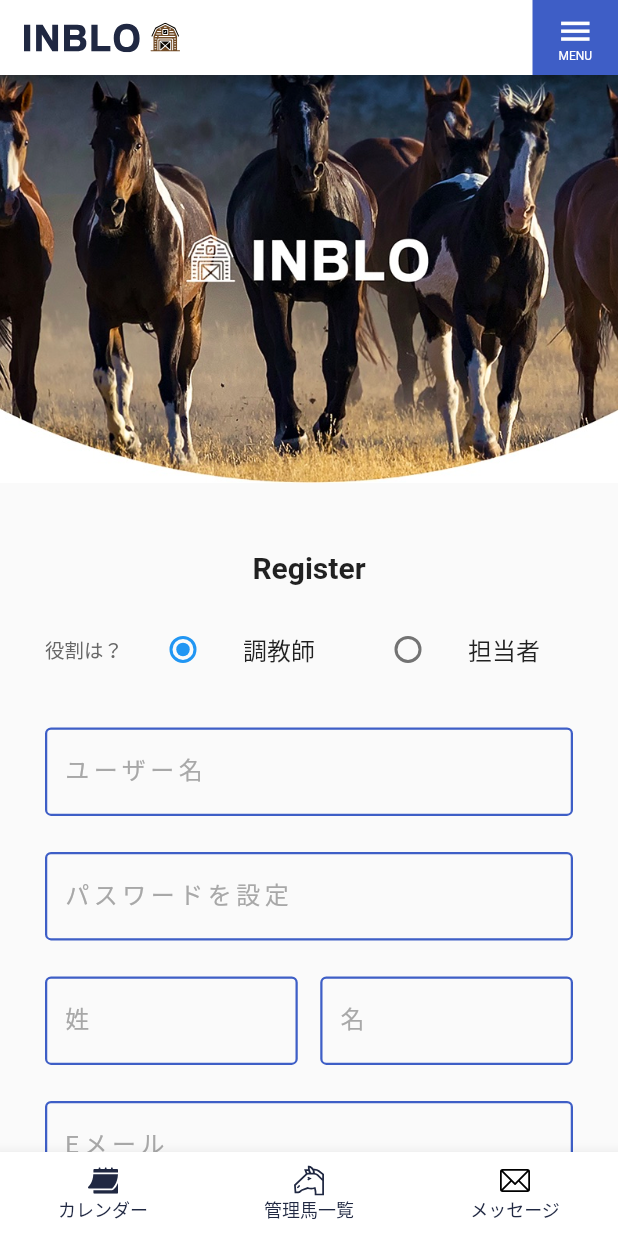
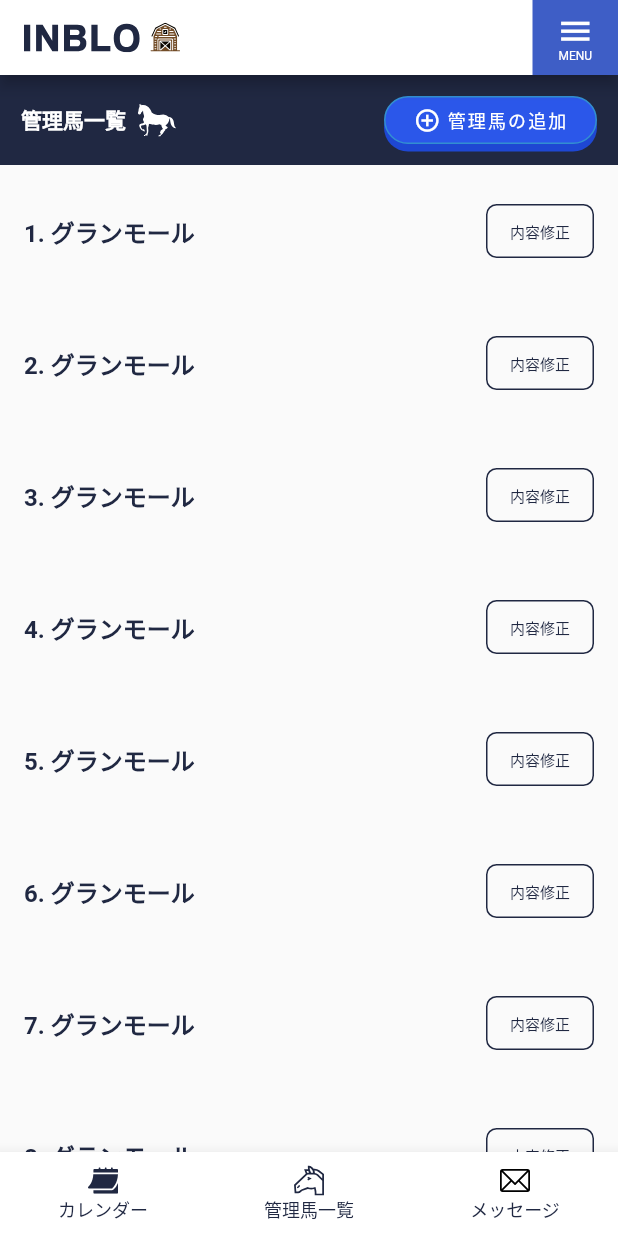
Before and after one commit to treefunk/inblo_flutter, a Flutter app: the screen it shows after launch, item 2 of the bottom bar chosen, on a phone screen of 412 x 824 dp. Run offline on Flutter 3.47's test engine with Material 2 defaults, Android fonts, the phone set to English and light mode, and no system bars; drawn by our look-alikes of flutter_slidable; our stand-ins replace flutter_svg; Roboto replaces fonts that are missing (Hiragino).

Commit message:
added horse list screen

```diff
--- a/lib/common_widgets/inblo_text_button.dart
+++ b/lib/common_widgets/inblo_text_button.dart
@@ -1,14 +1,47 @@
 import 'package:flutter/material.dart';
 import 'package:inblo_app/constants/app_theme.dart';
+import 'package:inblo_app/constants/text_styles.dart';
+
+enum TextStyleInbloButton { big, medium }
+
+extension ButtonTypeExtension on TextStyleInbloButton {
+  TextStyle get getTextStyle {
+    switch (this) {
+      case TextStyleInbloButton.big:
+        return buttonBigTxtStyle;
+      case TextStyleInbloButton.medium:
+        return buttonMediumTxtStyle;
+    }
+  }
+}
 
 class InbloTextButton extends StatefulWidget {
   final String title;
   final void Function() onPressed;
+  final TextStyleInbloButton textStyle;
+  final double padding;
+  final Icon? iconPrefix;
 
   const InbloTextButton({
     required this.onPressed,
     required this.title,
+    required this.textStyle,
+    this.padding = 10,
+    this.iconPrefix,
   });
+
+  List<Widget> get buttonChildren {
+    List<Widget> data = [];
+    if (iconPrefix != null) {
+      data.add(iconPrefix!);
+      data.add(SizedBox(width: 4));
+    }
+    data.add(Text(
+      title,
+      style: textStyle.getTextStyle,
+    ));
+    return data;
+  }
 
   @override
   State<InbloTextButton> createState() => _InbloTextButtonState();
@@ -17,7 +50,8 @@ class InbloTextButton extends StatefulWidget {
 class _InbloTextButtonState extends State<InbloTextButton> {
   @override
   Widget build(BuildContext context) {
-    return Ink(
+    return ClipRRect(
+      child: Ink(
         decoration: BoxDecoration(
           boxShadow: [
             BoxShadow(
@@ -32,17 +66,15 @@ class _InbloTextButtonState extends State<InbloTextButton> {
         child: InkWell(
           splashColor: themeData.colorScheme.primary,
           borderRadius: BorderRadius.circular(28),
-        onTap: () {},
+          onTap: widget.onPressed,
           child: Container(
-          padding: EdgeInsets.all(10),
+            padding: EdgeInsets.all(widget.padding),
             width: double.infinity,
             alignment: Alignment.center,
-          child: Text(
-            widget.title,
-            style: TextStyle(
-              fontFamily: "Hiragino",
-              color: Colors.white,
-              fontSize: 16,
+            child: Row(
+              mainAxisAlignment: MainAxisAlignment.center,
+              crossAxisAlignment: CrossAxisAlignment.center,
+              children: widget.buttonChildren,
             ),
           ),
         ),
--- a/lib/features/auth/presentation/sign_in_screen.dart
+++ b/lib/features/auth/presentation/sign_in_screen.dart
@@ -47,6 +47,7 @@ class _SignInScreenState extends State<SignInScreen> {
                 InbloTextButton(
                   onPressed: () {},
                   title: "サインイン",
+                  textStyle: TextStyleInbloButton.big,
                 ),
                 SizedBox(height: 16),
                 GestureDetector(
--- a/lib/features/auth/presentation/sign_up_screen.dart
+++ b/lib/features/auth/presentation/sign_up_screen.dart
@@ -120,6 +120,7 @@ class _SignUpScreenState extends State<SignUpScreen> {
                 InbloTextButton(
                   onPressed: () {},
                   title: "登録", // register button
+                  textStyle: TextStyleInbloButton.big,
                 ),
                 SizedBox(height: 16),
                 Row(
--- a/lib/features/dashboard/main_dashboard_screen.dart
+++ b/lib/features/dashboard/main_dashboard_screen.dart
@@ -7,6 +7,7 @@ import 'package:inblo_app/features/auth/presentation/sign_in_screen.dart';
 import 'package:inblo_app/features/auth/presentation/sign_up_screen.dart';
 import 'package:inblo_app/features/dashboard/widgets/inblo_app_bar.dart';
 import 'package:inblo_app/features/dashboard/widgets/side_navigation_drawer.dart';
+import 'package:inblo_app/features/horse_list/presentation/horse_list_screen.dart';
 
 // import '../auth/presentation/sign_up_screen.dart';
 
@@ -39,7 +40,7 @@ class _MainDashboardScreenState extends State<MainDashboardScreen> {
         'title': 'Categories',
       },
       {
-        'page': SignUpScreen(),
+        'page': HorseListScreen(),
         'title': 'Favorites',
       },
       {
--- /dev/null
+++ b/lib/features/horse_list/presentation/horse_list_screen.dart
@@ -0,0 +1,164 @@
+import 'package:flutter/material.dart';
+import 'package:flutter_svg/flutter_svg.dart';
+import 'package:flutter_slidable/flutter_slidable.dart';
+
+import 'package:inblo_app/common_widgets/inblo_text_button.dart';
+import 'package:inblo_app/constants/app_theme.dart';
+
+class HorseListScreen extends StatelessWidget {
+  const HorseListScreen({super.key});
+
+  void showCustomDialog(BuildContext context) {
+    showGeneralDialog(
+      context: context,
+      barrierLabel: "Barrier",
+      barrierDismissible: true,
+
+      // barrierColor: Colors.black.withOpacity(0.5),
+      transitionDuration: Duration(milliseconds: 300),
+      pageBuilder: (_, __, ___) {
+        return LayoutBuilder(
+          builder: (p0, p1) => Center(
+            child: SingleChildScrollView(
+              child: Container(
+                  // height: 1000,
+                  margin: EdgeInsets.symmetric(horizontal: 24, vertical: 34),
+                  padding: EdgeInsets.all(10),
+                  decoration: BoxDecoration(
+                      color: Colors.white,
+                      borderRadius: BorderRadius.circular(10)),
+                  child: Column(
+                    children: [
+                      Container(
+                        height: 3000,
+                        color: Colors.amberAccent,
+                      )
+                    ],
+                  )),
+            ),
+          ),
+        );
+      },
+    );
+  }
+
+  @override
+  Widget build(BuildContext context) {
+    return Column(children: [
+      DarkHeaderWithButton(
+        onPressedButton: showCustomDialog,
+      ),
+      Expanded(
+          child: ListView.builder(
+        itemCount: 1000,
+        itemBuilder: (context, index) => Slidable(
+          endActionPane:
+              ActionPane(motion: ScrollMotion(), extentRatio: 0.20, children: [
+            SlidableAction(
+              onPressed: (ctx) {},
+              backgroundColor: colorPrimaryDark,
+              icon: Icons.archive,
+            )
+          ]),
+          child: ListTile(
+            title: Text(
+              "${index + 1}. グランモール",
+              style: TextStyle(
+                fontFamily: "Roboto",
+                fontWeight: FontWeight.bold,
+                fontSize: 16,
+                color: colorPrimaryDark,
+              ),
+            ),
+            contentPadding: EdgeInsets.all(16),
+            trailing: OutlinedButton(
+              onPressed: () {},
+              // style: ButtonStyle()
+              style: OutlinedButton.styleFrom(
+                  side: BorderSide(
+                    width: 1,
+                    color: colorPrimaryDark,
+                    style: BorderStyle.solid,
+                  ),
+                  shape: RoundedRectangleBorder(
+                      borderRadius: BorderRadius.circular(7))),
+              child: Text(
+                "内容修正",
+                style: TextStyle(
+                    fontFamily: "Hiragino",
+                    fontSize: 10,
+                    color: colorPrimaryDark),
+              ),
+            ),
+          ),
+        ),
+      ))
+    ]);
+  }
+}
+
+class DarkHeaderWithButton extends StatelessWidget {
+  Function? onPressedButton;
+
+  DarkHeaderWithButton({
+    this.onPressedButton,
+    Key? key,
+  }) : super(key: key);
+
+  @override
+  Widget build(BuildContext context) {
+    return Container(
+      width: double.infinity,
+      color: colorPrimaryDark,
+      height: 60,
+      child: Container(
+        margin: EdgeInsets.symmetric(horizontal: 14),
+        child: Row(mainAxisAlignment: MainAxisAlignment.spaceEvenly, children: [
+          Expanded(
+            child: Row(
+              children: [
+                Text(
+                  "管理馬一覧",
+                  style: TextStyle(
+                    color: Colors.white,
+                    fontFamily: "Roboto",
+                    fontWeight: FontWeight.bold,
+                  ),
+                ),
+                SizedBox(
+                  width: 8,
+                ),
+                SvgPicture.asset("assets/svg/ic-horse.svg")
+              ],
+            ),
+          ),
+          Expanded(
+              child: Material(
+            type: MaterialType.transparency,
+            child: Container(
+              margin: EdgeInsets.symmetric(vertical: 14),
+              child: Padding(
+                padding: const EdgeInsets.only(left: 50.0),
+                child: InbloTextButton(
+                  onPressed: () {
+                    if (onPressedButton != null) {
+                      onPressedButton!(context);
+                    }
+                  },
+                  title: "管理馬の追加",
+                  padding: 0,
+                  textStyle: TextStyleInbloButton.medium,
+                  iconPrefix: Icon(
+                    Icons.add_circle_outline,
+                    size: 18,
+                    color: Colors.white,
+                  ),
+                ),
+              ),
+            ),
+          ))
+        ]),
+      ),
+    );
+  }
+}
--- a/pubspec.yaml
+++ b/pubspec.yaml
@@ -32,6 +32,8 @@ dependencies:
   flutter:
     sdk: flutter
   flutter_svg: ^1.1.6
+  flutter_slidable: ^2.0.0
+
 
 
   # The following adds the Cupertino Icons font to your application.
@@ -70,6 +72,8 @@ flutter:
     - assets/svg/calendar.svg
     - assets/svg/horse-list.svg
     - assets/svg/messages.svg
+    - assets/svg/ic-horse.svg
+
 
   # An image asset can refer to one or more resolution-specific "variants", see
   # https://flutter.dev/assets-and-images/#resolution-aware
```
Also changed, not shown: lib/constants/text_styles.dart (+14 -0 lines), pubspec.lock. Lines whose indentation alone changed are shown as unchanged.
